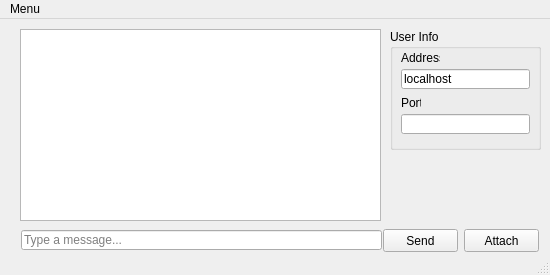
Above: Python UI Source Trial/UI/ChatUI.ui from CodexVII/ChatApp before the change. Below: the same form after it.
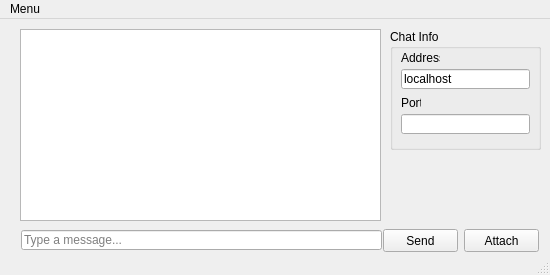
That is the form after the change.

Commit message: Updated Info Box

The edit to the form file:
```diff
--- a/Python UI Source Trial/UI/ChatUI.ui
+++ b/Python UI Source Trial/UI/ChatUI.ui
@@ -80,7 +80,7 @@
      </rect>
     </property>
     <property name="title">
-     <string>User Info</string>
+     <string>Chat Info</string>
     </property>
     <widget class="QLabel" name="label_3">
      <property name="geometry">
```
The commit also changes 2 other files.
